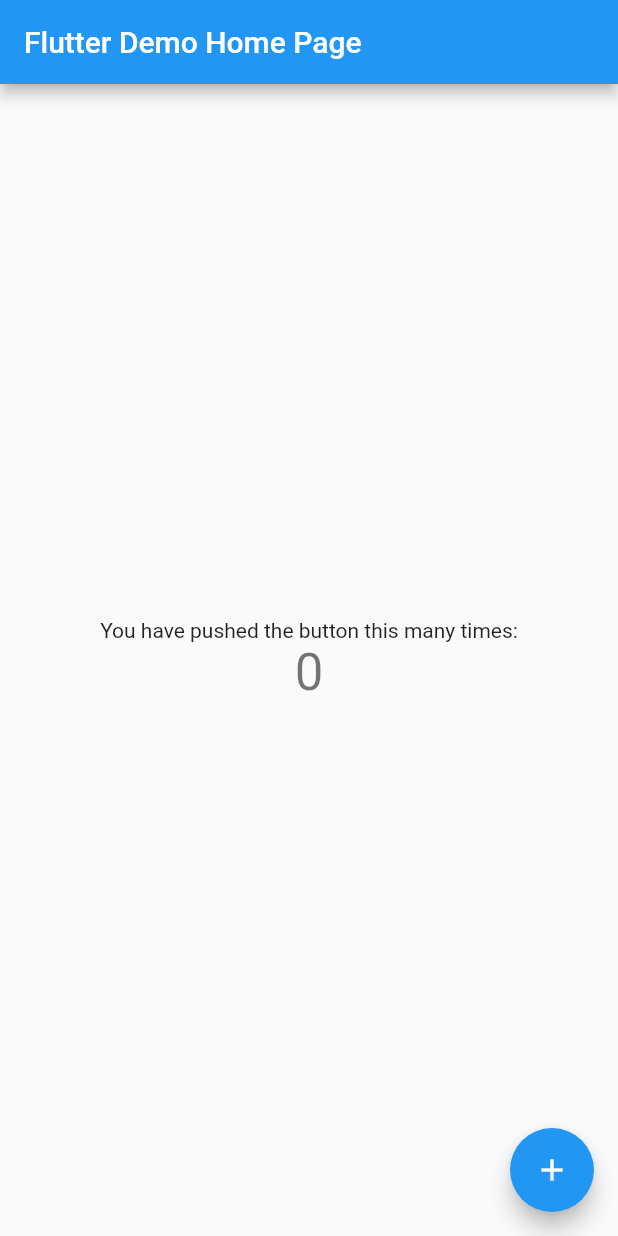
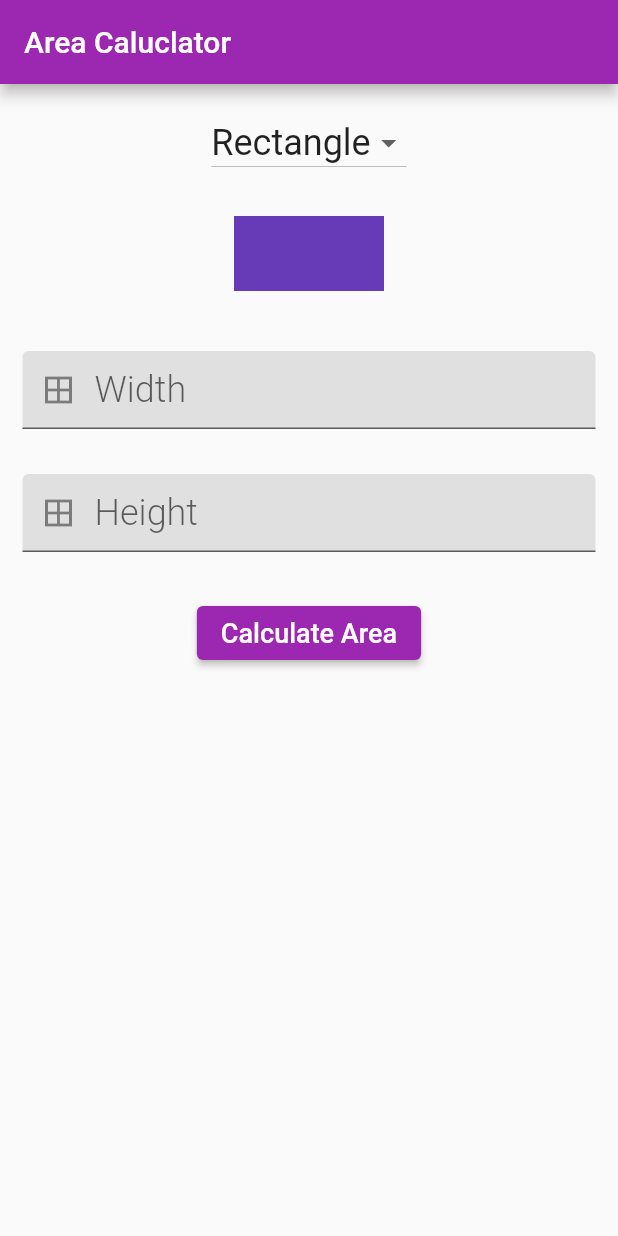
Before and after one commit to dpocheronOnePoint/HelloLayoutFlutter, a Flutter app: the screen it shows after launch, on a phone screen of 412 x 824 dp. Run offline on Flutter 3.47's test engine with Material 2 defaults, Android fonts, the phone set to English and light mode, and no system bars; our stand-ins replace flutter_mobx, mobx; generated files the repository leaves out were written again.

Commit message:
End AreaCalculator

```diff
--- a/area_calculator/lib/area_calculator_screen.dart
+++ /dev/null
@@ -1,2 +0,0 @@
-import 'package:flutter/material.dart';
-import 'package:flutter_mobx/flutter_mobx.dart';
--- a/area_calculator/lib/main.dart
+++ b/area_calculator/lib/main.dart
@@ -1,115 +1,29 @@
 import 'package:flutter/material.dart';
+import 'package:area_calculator/screens/area_calculator_screen.dart';
 
-void main() {
-  runApp(const MyApp());
-}
+void main() => runApp(const MyApp());
 
 class MyApp extends StatelessWidget {
   const MyApp({Key? key}) : super(key: key);
 
-  // This widget is the root of your application.
   @override
   Widget build(BuildContext context) {
     return MaterialApp(
-      title: 'Flutter Demo',
       theme: ThemeData(
-        // This is the theme of your application.
-        //
-        // Try running your application with "flutter run". You'll see the
-        // application has a blue toolbar. Then, without quitting the app, try
-        // changing the primarySwatch below to Colors.green and then invoke
-        // "hot reload" (press "r" in the console where you ran "flutter run",
-        // or simply save your changes to "hot reload" in a Flutter IDE).
-        // Notice that the counter didn't reset back to zero; the application
-        // is not restarted.
-        primarySwatch: Colors.blue,
+        colorScheme: ColorScheme.fromSwatch().copyWith(
+            // brightness: Brightness.dark,
+            primary: Colors.purple,
+            secondary: Colors.orange),
+        textTheme: const TextTheme(
+          bodyText2: TextStyle(fontSize: 24, fontStyle: FontStyle.italic),
+        ),
       ),
-      home: const MyHomePage(title: 'Flutter Demo Home Page'),
+      home: Scaffold(
+        appBar: AppBar(
+          title: const Text('Area Caluclator'),
+        ),
+        body: const AreaCalculatorScreen(),
+      ),
     );
   }
 }
-
-class MyHomePage extends StatefulWidget {
-  const MyHomePage({Key? key, required this.title}) : super(key: key);
-
-  // This widget is the home page of your application. It is stateful, meaning
-  // that it has a State object (defined below) that contains fields that affect
-  // how it looks.
-
-  // This class is the configuration for the state. It holds the values (in this
-  // case the title) provided by the parent (in this case the App widget) and
-  // used by the build method of the State. Fields in a Widget subclass are
-  // always marked "final".
-
-  final String title;
-
-  @override
-  State<MyHomePage> createState() => _MyHomePageState();
-}
-
-class _MyHomePageState extends State<MyHomePage> {
-  int _counter = 0;
-
-  void _incrementCounter() {
-    setState(() {
-      // This call to setState tells the Flutter framework that something has
-      // changed in this State, which causes it to rerun the build method below
-      // so that the display can reflect the updated values. If we changed
-      // _counter without calling setState(), then the build method would not be
-      // called again, and so nothing would appear to happen.
-      _counter++;
-    });
-  }
-
-  @override
-  Widget build(BuildContext context) {
-    // This method is rerun every time setState is called, for instance as done
-    // by the _incrementCounter method above.
-    //
-    // The Flutter framework has been optimized to make rerunning build methods
-    // fast, so that you can just rebuild anything that needs updating rather
-    // than having to individually change instances of widgets.
-    return Scaffold(
-      appBar: AppBar(
-        // Here we take the value from the MyHomePage object that was created by
-        // the App.build method, and use it to set our appbar title.
-        title: Text(widget.title),
-      ),
-      body: Center(
-        // Center is a layout widget. It takes a single child and positions it
-        // in the middle of the parent.
-        child: Column(
-          // Column is also a layout widget. It takes a list of children and
-          // arranges them vertically. By default, it sizes itself to fit its
-          // children horizontally, and tries to be as tall as its parent.
-          //
-          // Invoke "debug painting" (press "p" in the console, choose the
-          // "Toggle Debug Paint" action from the Flutter Inspector in Android
-          // Studio, or the "Toggle Debug Paint" command in Visual Studio Code)
-          // to see the wireframe for each widget.
-          //
-          // Column has various properties to control how it sizes itself and
-          // how it positions its children. Here we use mainAxisAlignment to
-          // center the children vertically; the main axis here is the vertical
-          // axis because Columns are vertical (the cross axis would be
-          // horizontal).
-          mainAxisAlignment: MainAxisAlignment.center,
-          children: <Widget>[
-            const Text(
-              'You have pushed the button this many times:',
-            ),
-            Text(
-              '$_counter',
-              style: Theme.of(context).textTheme.headline4,
-            ),
-          ],
-        ),
-      ),
-      floatingActionButton: FloatingActionButton(
-        onPressed: _incrementCounter,
-        tooltip: 'Increment',
-        child: const Icon(Icons.add),
-      ), // This trailing comma makes auto-formatting nicer for build methods.
-    );
-  }
-}
--- /dev/null
+++ b/area_calculator/lib/screens/area_calculator_screen.dart
@@ -0,0 +1,71 @@
+import 'package:flutter/material.dart';
+import 'package:flutter_mobx/flutter_mobx.dart';
+import 'package:area_calculator/states/area_calculator_state.dart';
+import 'package:area_calculator/widgets/shape_container.dart';
+import 'package:area_calculator/widgets/area_textfield.dart';
+
+class AreaCalculatorScreen extends StatefulWidget {
+  const AreaCalculatorScreen({Key? key}) : super(key: key);
+
+  @override
+  State<AreaCalculatorScreen> createState() => _AreaCalculatorScreenState();
+}
+
+class _AreaCalculatorScreenState extends State<AreaCalculatorScreen> {
+  AreaCalculatorState areaCalculatorState = AreaCalculatorState();
+  @override
+  Widget build(BuildContext context) {
+    return Observer(builder: (_) {
+      return Container(
+          margin: const EdgeInsets.only(top: 15.0),
+          child: Column(
+            children: <Widget>[
+              //dropdown
+              DropdownButton<String>(
+                  value: areaCalculatorState.currentShape,
+                  items: areaCalculatorState.shapes.map((String value) {
+                    return DropdownMenuItem<String>(
+                      value: value,
+                      child: Text(
+                        value,
+                        style: const TextStyle(fontSize: 24.0),
+                      ),
+                    );
+                  }).toList(),
+                  onChanged: (shape) {
+                    setState(() {
+                      areaCalculatorState.currentShape = shape ?? 'Rectangle';
+                    });
+                  }),
+              // Shape
+              ShapeContainer(shape: areaCalculatorState.currentShape),
+              //width
+              AreaTextField(
+                  controller: areaCalculatorState.widthController,
+                  hint: 'Width'),
+              //height
+              AreaTextField(
+                  controller: areaCalculatorState.heightController,
+                  hint: 'Height'),
+              Container(
+                margin: const EdgeInsets.all(15.0),
+                child: ElevatedButton(
+                  onPressed: areaCalculatorState.calculateArea,
+                  child: const Text(
+                    'Calculate Area',
+                    style: TextStyle(fontSize: 18.0),
+                  ),
+                ),
+              ),
+              Text(
+                areaCalculatorState.result,
+                style: TextStyle(
+                  fontSize: 24.0,
+                  color: Colors.green[700],
+                ),
+              ),
+            ],
+          ));
+    });
+  }
+}
--- /dev/null
+++ b/area_calculator/lib/widgets/area_textfield.dart
@@ -0,0 +1,28 @@
+import 'package:flutter/material.dart';
+
+class AreaTextField extends StatelessWidget {
+  const AreaTextField({Key? key, required this.controller, required this.hint})
+      : super(key: key);
+
+  final TextEditingController controller;
+  final String hint;
+  @override
+  Widget build(BuildContext context) {
+    return Container(
+        margin: const EdgeInsets.all(15.0),
+        child: TextField(
+          controller: controller,
+          keyboardType: TextInputType.number,
+          style: TextStyle(
+              color: Colors.green[700],
+              fontWeight: FontWeight.w300,
+              fontSize: 24.0),
+          decoration: InputDecoration(
+            prefixIcon: const Icon(Icons.border_all),
+            filled: true,
+            fillColor: Colors.grey[300],
+            hintText: hint,
+          ),
+        ));
+  }
+}
--- /dev/null
+++ b/area_calculator/lib/widgets/shape_container.dart
@@ -0,0 +1,57 @@
+import 'package:flutter/material.dart';
+
+class ShapeContainer extends StatelessWidget {
+  final String shape;
+
+  const ShapeContainer({Key? key, required this.shape}) : super(key: key);
+
+  @override
+  Widget build(BuildContext context) {
+    if (shape == 'Triangle') {
+      return CustomPaint(
+        size: const Size(100, 100),
+        painter: TrianglePainter(),
+      );
+    } else {
+      return CustomPaint(
+        size: const Size(100, 100),
+        painter: RectanglePainter(),
+      );
+    }
+  }
+}
+
+class TrianglePainter extends CustomPainter {
+  @override
+  void paint(Canvas canvas, Size size) {
+    final paint = Paint();
+    paint.color = Colors.deepOrange;
+    var path = Path();
+    path.moveTo(size.width / 2, 0);
+    path.lineTo(size.width, size.height);
+    path.lineTo(0, size.height);
+    path.close();
+    canvas.drawPath(path, paint);
+  }
+
+  @override
+  bool shouldRepaint(covariant CustomPainter oldDelegate) {
+    return true;
+  }
+}
+
+class RectanglePainter extends CustomPainter {
+  @override
+  void paint(Canvas canvas, Size size) {
+    final paint = Paint();
+    paint.color = Colors.deepPurple;
+    Rect rect =
+        Rect.fromLTRB(0, size.height / 4, size.width, size.height / 4 * 3);
+    canvas.drawRect(rect, paint);
+  }
+
+  @override
+  bool shouldRepaint(covariant CustomPainter oldDelegate) {
+    return true;
+  }
+}
```
Also changed, not shown: area_calculator/lib/states/area_calculator_state.dart (renamed from area_calculator/lib/area_calculator_state.dart), area_calculator/lib/states/area_calculator_state.g.dart (renamed from area_calculator/lib/area_calculator_state.g.dart).
